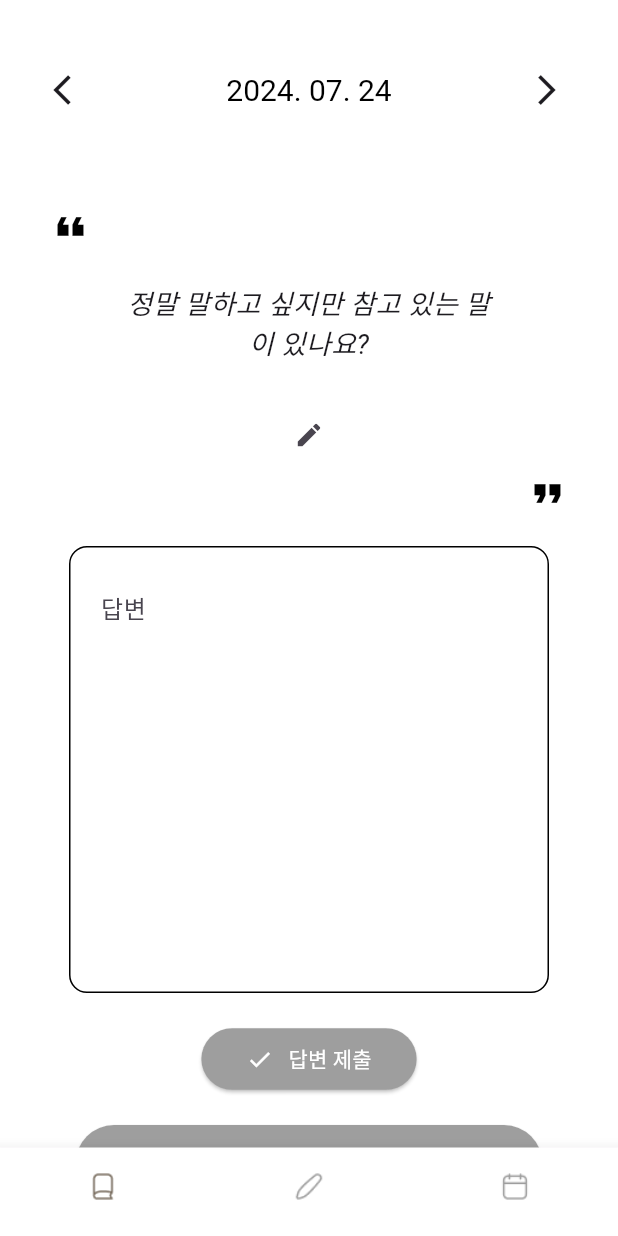
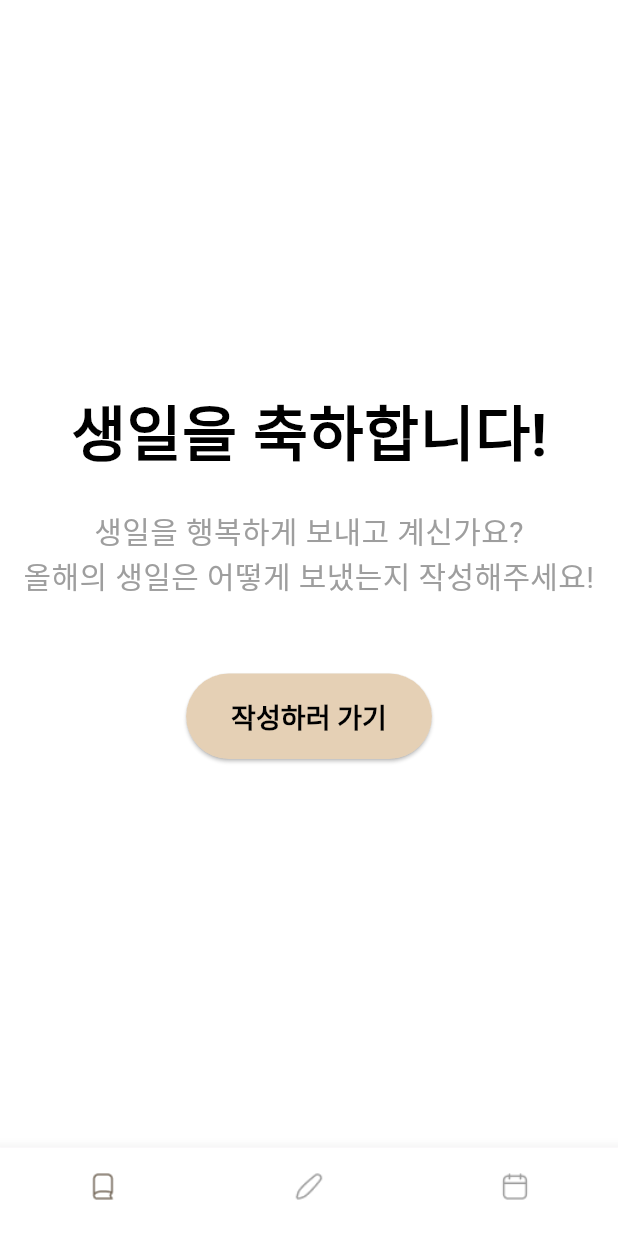
Before and after one commit to Dayoung331/madcamp_week4, a Flutter app: the screen it shows after launch, after a tap on "다음", on a phone screen of 412 x 824 dp. Run offline on Flutter 3.47's test engine with Material 3 defaults, Android fonts, the phone set to English and light mode, and no system bars; our stand-ins replace confetti, lottie, shared_preferences, table_calendar; Roboto replaces fonts that are missing (NotoSerifKR).

Commit message:
기능만 구현, 수정 필요

```diff
--- a/lib/main.dart
+++ b/lib/main.dart
@@ -1,6 +1,7 @@
 import 'package:flutter/material.dart';
 import 'package:intl/date_symbol_data_local.dart'; // 로케일 초기화
 import 'package:flutter_localizations/flutter_localizations.dart'; // Flutter 로컬라이제이션
+import 'package:madcamp_week4/screens/birthday_screen.dart';
 import 'package:shared_preferences/shared_preferences.dart';
 import 'screens/question_screen.dart';
 import 'screens/diary_screen.dart';
@@ -63,7 +64,8 @@ class _MainScreenState extends State<MainScreen> {
   }
 
   static List<Widget> _widgetOptions = <Widget>[
-    QuestionScreen(),
+    //QuestionScreen(),
+    BirthdayScreen(),
     DiaryScreen(),
     CalendarScreen(onDateSelected: (date) {
       print('Selected date: $date');
--- /dev/null
+++ b/lib/screens/birthday_screen.dart
@@ -0,0 +1,161 @@
+import 'package:flutter/material.dart';
+import 'package:confetti/confetti.dart';
+import 'package:shared_preferences/shared_preferences.dart';
+import 'question_screen.dart';
+
+class BirthdayScreen extends StatefulWidget {
+  @override
+  _BirthdayScreenState createState() => _BirthdayScreenState();
+}
+
+class _BirthdayScreenState extends State<BirthdayScreen> {
+  late ConfettiController _confettiController;
+  TextEditingController _textController = TextEditingController();
+  bool _isTextFieldVisible = false;
+
+  @override
+  void initState() {
+    super.initState();
+    _confettiController = ConfettiController(duration: const Duration(seconds: 10));
+    _confettiController.play(); // 화면이 열리면 색종이가 날리도록 설정
+  }
+
+  @override
+  void dispose() {
+    _confettiController.dispose();
+    _textController.dispose();
+    super.dispose();
+  }
+
+  Future<void> _saveBirthdayMessage(String message) async {
+    final prefs = await SharedPreferences.getInstance();
+    final year = DateTime.now().year;
+    await prefs.setString('birthday_message_$year', message);
+    print('Birthday message saved for year $year: $message');
+  }
+
+  void _navigateToQuestionScreen() {
+    Navigator.push(
+      context,
+      MaterialPageRoute(builder: (context) => QuestionScreen()),
+    );
+  }
+
+  @override
+  Widget build(BuildContext context) {
+    return Scaffold(
+      backgroundColor: Colors.white,
+      body: Stack(
+        children: [
+          Center(
+            child: Column(
+              mainAxisSize: MainAxisSize.min,
+              children: [
+                Text(
+                  '생일을 축하합니다!',
+                  style: TextStyle(
+                    fontSize: 40,
+                    fontWeight: FontWeight.bold,
+                    color: Colors.black,
+                  ),
+                ),
+                SizedBox(height: 20),
+                Text(
+                  '생일을 행복하게 보내고 계신가요?',
+                  textAlign: TextAlign.center,
+                  style: TextStyle(
+                    fontSize: 20,
+                    color: Colors.grey,
+                  ),
+                ),
+                Text(
+                  '올해의 생일은 어떻게 보냈는지 작성해주세요!',
+                  textAlign: TextAlign.center,
+                  style: TextStyle(
+                    fontSize: 20,
+                    color: Colors.grey,
+                  ),
+                ),
+                SizedBox(height: 50),
+                ElevatedButton(
+                  onPressed: () {
+                    setState(() {
+                      _isTextFieldVisible = true;
+                      _confettiController.play();
+                    });
+                  },
+                  child: Text('작성하러 가기'),
+                  style: ElevatedButton.styleFrom(
+                    foregroundColor: Colors.black,
+                    backgroundColor: Color(0xFFE5D0B5),
+                    textStyle: TextStyle(
+                      fontSize: 18,
+                      fontWeight: FontWeight.bold,
+                    ),
+                    padding: EdgeInsets.symmetric(horizontal: 30, vertical: 15),
+                    shape: RoundedRectangleBorder(
+                      borderRadius: BorderRadius.circular(30),
+                    ),
+                  ),
+                ),
+                if (_isTextFieldVisible)
+                  Column(
+                    children: [
+                      SizedBox(height: 20),
+                      TextField(
+                        controller: _textController,
+                        decoration: InputDecoration(
+                          labelText: '생일 메시지 작성',
+                          border: OutlineInputBorder(),
+                        ),
+                      ),
+                      SizedBox(height: 20),
+                      ElevatedButton(
+                        onPressed: () async {
+                          await _saveBirthdayMessage(_textController.text);
+                          ScaffoldMessenger.of(context).showSnackBar(
+                            SnackBar(content: Text('생일 메시지가 저장되었습니다!')),
+                          );
+                          setState(() {
+                            _isTextFieldVisible = false;
+                            _textController.clear();
+                          });
+                          _navigateToQuestionScreen(); // 답변 제출 후 QuestionScreen으로 이동
+                        },
+                        child: Text('제출'),
+                        style: ElevatedButton.styleFrom(
+                          foregroundColor: Colors.black,
+                          backgroundColor: Color(0xFFE5D0B5),
+                          textStyle: TextStyle(
+                            fontSize: 18,
+                            fontWeight: FontWeight.bold,
+                          ),
+                          padding: EdgeInsets.symmetric(horizontal: 30, vertical: 15),
+                          shape: RoundedRectangleBorder(
+                            borderRadius: BorderRadius.circular(30),
+                          ),
+                        ),
+                      ),
+                    ],
+                  ),
+              ],
+            ),
+          ),
+          Align(
+            alignment: Alignment.topCenter,
+            child: ConfettiWidget(
+              confettiController: _confettiController,
+              blastDirection: 3.14 / 2, // 색종이가 아래로 날리도록 설정
+              emissionFrequency: 0.05,
+              numberOfParticles: 5,
+              maxBlastForce: 5,
+              minBlastForce: 1,
+              gravity: 0.1,
+              colors: [Colors.red, Colors.blue, Colors.green, Colors.yellow, Colors.orange, Colors.purple], // 색종이 색상
+            ),
+          ),
+        ],
+      ),
+    );
+  }
+}
--- a/pubspec.yaml
+++ b/pubspec.yaml
@@ -35,6 +35,7 @@ dependencies:
   http: ^1.2.2
   flutter_picker: ^2.1.0
   lottie: ^3.1.2
+  confetti: ^0.6.0
 
   # The following adds the Cupertino Icons font to your application.
   # Use with the CupertinoIcons class for iOS style icons.
```
Also changed, not shown: lib/screens/birthday_answers_screen.dart (added, +28 -0 lines), lib/screens/past_answers_screen.dart (+34 -5 lines), lib/screens/question_screen.dart (+46 -1 lines), pubspec.lock.
